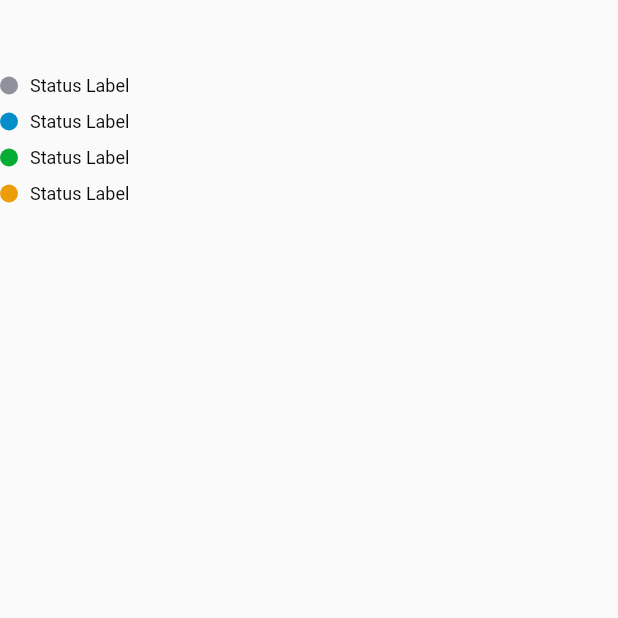
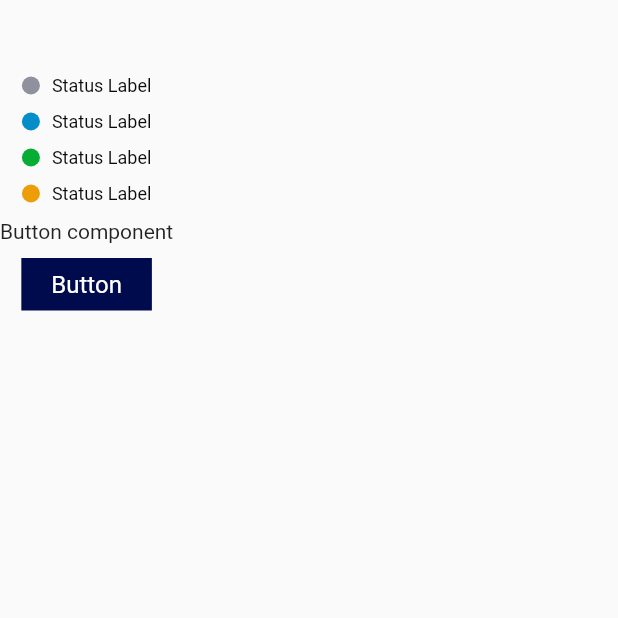
Before and after one commit to toihocflutter/ErifazDS, a Flutter app: the DesignSystemShowCaseScreen screen opened directly, on a phone screen of 412 x 824 dp, the top half of it. Run offline on Flutter 3.47's test engine with Material 2 defaults, Android fonts, the phone set to English and light mode, and no system bars; our stand-ins replace bloc, equatable, flutter_bloc, formz, shared_preferences; accounts and stored records are empty; generated files the repository leaves out were written again; Roboto replaces fonts that are missing (NoiGrotesk).

Commit message:
feat: [Erifaz-5] button component init layout and type

```diff
--- /dev/null
+++ b/erifaz_ds/lib/components/button/button.dart
@@ -0,0 +1,69 @@
+import 'package:erifaz_ds/foundation/colors.dart';
+import 'package:erifaz_ds/foundation/size.dart';
+import 'package:flutter/cupertino.dart';
+
+import '../../foundation/ds_theme.dart';
+
+class Button extends StatefulWidget {
+  const Button({super.key, ButtonType? buttonType, ButtonSize? buttonSize})
+      : _buttonType = buttonType ?? ButtonType.primary,
+        _buttonSize = buttonSize ?? ButtonSize.large;
+
+  final ButtonType _buttonType;
+  final ButtonSize _buttonSize;
+
+  @override
+  State<Button> createState() => _ButtonState();
+}
+
+class _ButtonState extends State<Button> {
+  @override
+  Widget build(BuildContext context) {
+    return Container(
+        decoration: widget._buttonType.getBoxDecoration(),
+        child: Padding(
+          padding: EdgeInsets.fromLTRB(20, 8, 20, 8),
+          child: Text(
+            'Button',
+            style: DSTheme.getTextStyle().copyWith(
+                fontSize: widget._buttonSize.getTextSize(),
+                color: widget._buttonType.getTextColor()),
+          ),
+        ));
+  }
+}
+
+enum ButtonType { primary, normal, dashed, link, text }
+
+extension ButtonTypeExt on ButtonType {
+  BoxDecoration getBoxDecoration() {
+    const Color colorPrimary = Color(ErifazDSColor.colorActionPrimary100);
+    return const BoxDecoration(color: colorPrimary);
+  }
+
+  Color getTextColor() {
+    const colors = [
+      ErifazDSColor.colorTextNeutral10,
+      ErifazDSColor.colorActionSecondary100,
+      ErifazDSColor.colorActionSecondary100,
+      ErifazDSColor.colorActionSecondary100,
+      ErifazDSColor.colorActionSecondary100
+    ];
+    return Color(colors[index]);
+  }
+}
+
+enum ButtonSize { large, medium, small }
+
+extension ButtonSizeExt on ButtonSize {
+  double getTextSize() {
+    const sizes = [
+      ErifazDSSize.textWebBodyRegularLgFontSize,
+      ErifazDSSize.textWebBodyRegularMDFontSize,
+      ErifazDSSize.textWebBodyRegularSmFontSize
+    ];
+    return sizes[index].toDouble();
+  }
+}
+
+enum ButtonState { normal, hovered, focus }
--- a/erifaz_ds/lib/components/status_label.dart
+++ b/erifaz_ds/lib/components/statuslabel/status_label.dart
@@ -1,8 +1,8 @@
 import 'package:erifaz_ds/foundation/ds_theme.dart';
 import 'package:flutter/material.dart';
 
-import '../foundation/colors.dart';
-import '../foundation/size.dart';
+import '../../foundation/colors.dart';
+import '../../foundation/size.dart';
 
 class StatusLabel extends StatelessWidget {
   const StatusLabel(
--- a/mainapp/lib/features/main/booking_lunch_app.dart
+++ b/mainapp/lib/features/main/booking_lunch_app.dart
@@ -1,10 +1,10 @@
-import 'package:erifaz_ds/components/status_label.dart';
+import 'package:erifaz_ds/components/button/button.dart';
+import 'package:erifaz_ds/components/statuslabel/status_label.dart';
 import 'package:flutter/material.dart';
 import 'package:flutter_bloc/flutter_bloc.dart';
 import 'package:flutter_gen/gen_l10n/app_localizations.dart';
 import 'package:flutter_localizations/flutter_localizations.dart';
 import 'package:http/http.dart';
-import 'package:ui_ux_pet/common/widget/loading_view.dart';
 import 'package:ui_ux_pet/features/authen/signin/repository/service/tetgaa_authen_service.dart';
 import 'package:ui_ux_pet/features/main/bloc/booking_app_bloc.dart';
 import 'package:ui_ux_pet/features/main/bloc/booking_app_event.dart';
@@ -13,8 +13,6 @@
 import '../../constants/app_theme.dart';
 import '../authen/signin/repository/authen_repository.dart';
 import '../authen/signin/repository/authen_repository_impl.dart';
-import '../authen/signin/screen/sign_in_screen.dart';
-import '../home/screen/home_screen.dart';
 import 'bloc/booking_app_state.dart';
 
 class BookingLunchApp extends StatefulWidget {
@@ -69,13 +67,14 @@
                   buildWhen: (previousState, state) {
                 return previousState != state;
               }, builder: (context, state) {
-                if (state.status == BookingAppStatus.guest) {
-                  return const SignInScreen();
-                }
-                if (state.status == BookingAppStatus.signIn) {
-                  return HomeScreen();
-                }
-                return const LoadingView();
+                // if (state.status == BookingAppStatus.guest) {
+                //   return const SignInScreen();
+                // }
+                // if (state.status == BookingAppStatus.signIn) {
+                //   return HomeScreen();
+                // }
+                // return const LoadingView();
+                return DesignSystemShowCaseScreen();
               }),
             ),
           ),
@@ -110,6 +109,10 @@
           label: "Status Label",
           color: StatusLabelColor.yellow,
         ),
+        SizedBox(height: 10),
+        Text("Button component"),
+        SizedBox(height: 10),
+        Button()
       ],
     ));
   }
```
Also changed, not shown: 2 other files.
